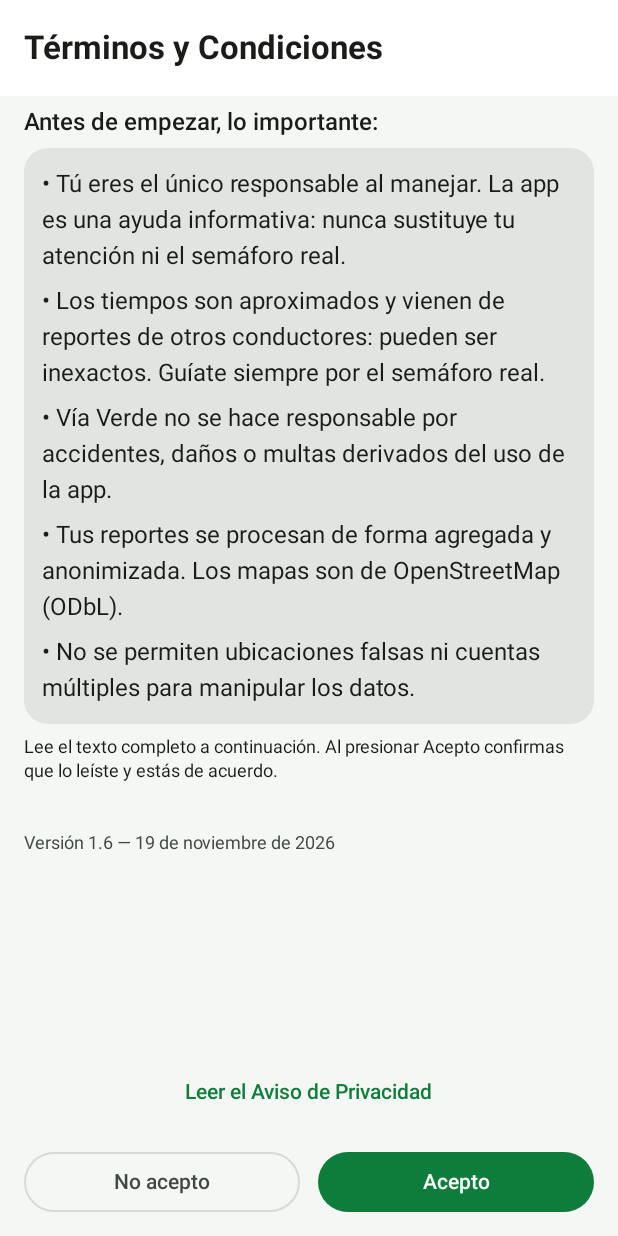
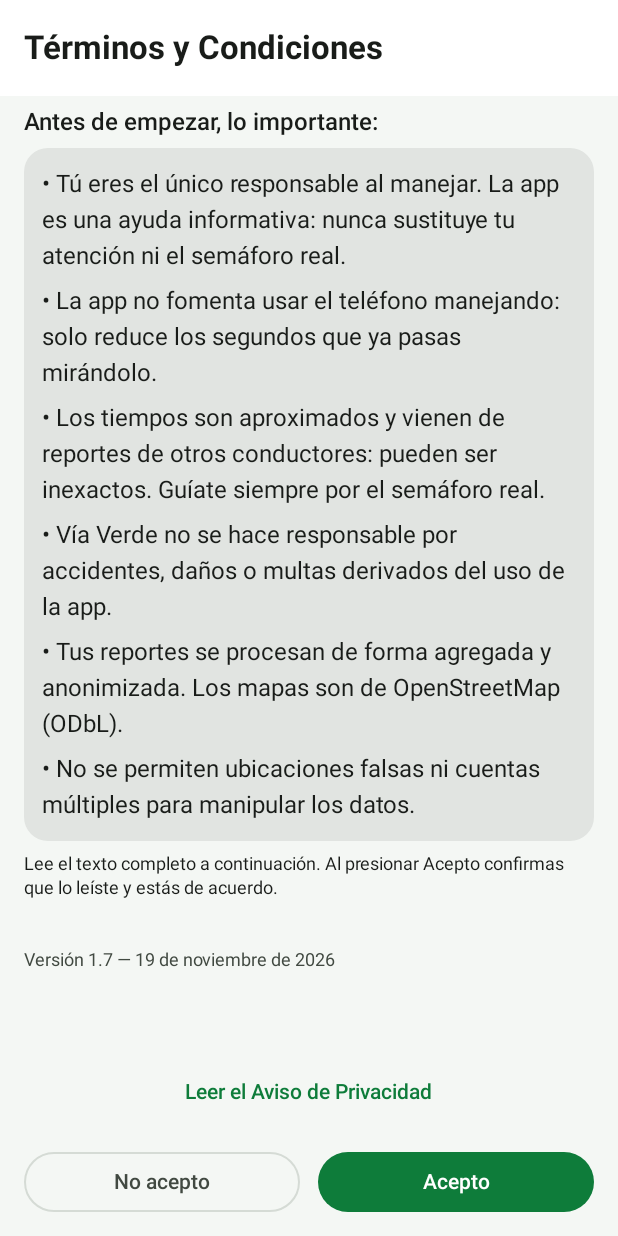
Before and after one commit to 4vazquez/app-semaforos, an Android app built with Jetpack Compose: the screen it shows after launch (MainActivity), on a phone screen of 412 x 824 dp. Run offline under Robolectric (Android 15) with nearby library versions, the phone set to English and light mode, and no system bars; our stand-ins replace AdMob; libraries missing offline, so code that uses them is left out: org.osmdroid.config; network calls fail; pictures from the network do not load; 1 statement that could not run was skipped.

Commit message:
v1.1.5: cláusula de reducción de daño (Términos v1.7)
- Términos §3: Vía Verde no promueve el uso del teléfono al conducir;
  su diseño reduce el tiempo que el conductor aparta la vista.
- Misma idea en el resumen de la pantalla Acepto y en la SPEC §0.
- Verificado en MARCia 2026-11-19: VIA VERDE libre en clases 9 y 42.

```diff
--- a/android/app/src/main/java/com/alan/semaforosmx/data/legal/TermsAcceptance.kt
+++ b/android/app/src/main/java/com/alan/semaforosmx/data/legal/TermsAcceptance.kt
@@ -6,7 +6,7 @@ import android.content.Context
  * Aceptación de los Términos y Condiciones (primera apertura).
  *
  * - El texto completo vive en `assets/terminos_y_condiciones.md`, copia
- *   exacta de `TERMINOS_Y_CONDICIONES.md` del repo (v1.6, borrador).
+ *   exacta de `TERMINOS_Y_CONDICIONES.md` del repo (v1.7, borrador).
  *   ⚠️ El texto es un BORRADOR: debe revisarlo un abogado antes del
  *   lanzamiento público (ver SPEC.md §10).
  * - El Aviso de Privacidad vive en `assets/aviso_de_privacidad.md`
@@ -23,7 +23,7 @@ import android.content.Context
 object TermsAcceptance {
 
     /** Versión vigente de los términos (debe coincidir con el documento). */
-    const val CURRENT_VERSION = "1.6"
+    const val CURRENT_VERSION = "1.7"
 
     /** Versión vigente del Aviso de Privacidad (informativa, no bloquea). */
     const val PRIVACY_VERSION = "1.2"
--- a/android/app/src/main/java/com/alan/semaforosmx/ui/terms/TermsScreen.kt
+++ b/android/app/src/main/java/com/alan/semaforosmx/ui/terms/TermsScreen.kt
@@ -121,6 +121,8 @@ fun TermsScreen(
                         Column(modifier = Modifier.padding(12.dp)) {
                             Text(stringResource(R.string.terms_summary_driver))
                             Spacer(modifier = Modifier.height(6.dp))
+                            Text(stringResource(R.string.terms_summary_harm))
+                            Spacer(modifier = Modifier.height(6.dp))
                             Text(stringResource(R.string.terms_summary_accuracy))
                             Spacer(modifier = Modifier.height(6.dp))
                             Text(stringResource(R.string.terms_summary_liability))
--- a/android/app/src/main/res/values/strings.xml
+++ b/android/app/src/main/res/values/strings.xml
@@ -162,6 +162,7 @@
     <string name="terms_title">Términos y Condiciones</string>
     <string name="terms_summary_title">Antes de empezar, lo importante:</string>
     <string name="terms_summary_driver">• Tú eres el único responsable al manejar. La app es una ayuda informativa: nunca sustituye tu atención ni el semáforo real.</string>
+    <string name="terms_summary_harm">• La app no fomenta usar el teléfono manejando: solo reduce los segundos que ya pasas mirándolo.</string>
     <string name="terms_summary_accuracy">• Los tiempos son aproximados y vienen de reportes de otros conductores: pueden ser inexactos. Guíate siempre por el semáforo real.</string>
     <string name="terms_summary_liability">• Vía Verde no se hace responsable por accidentes, daños o multas derivados del uso de la app.</string>
     <string name="terms_summary_data">• Tus reportes se procesan de forma agregada y anonimizada. Los mapas son de OpenStreetMap (ODbL).</string>
@@ -169,7 +170,7 @@
     <string name="terms_read_full">Lee el texto completo a continuación. Al presionar "Acepto" confirmas que lo leíste y estás de acuerdo.</string>
     <string name="terms_accept">Acepto</string>
     <string name="terms_decline">No acepto</string>
-    <string name="terms_version">Versión 1.6 — 19 de noviembre de 2026</string>
+    <string name="terms_version">Versión 1.7 — 19 de noviembre de 2026</string>
     <string name="privacy_title">Aviso de Privacidad</string>
     <string name="privacy_version">Versión 1.2 — 19 de noviembre de 2026</string>
     <string name="privacy_read">Leer el Aviso de Privacidad</string>
```
Also changed, not shown: 5 other files.
